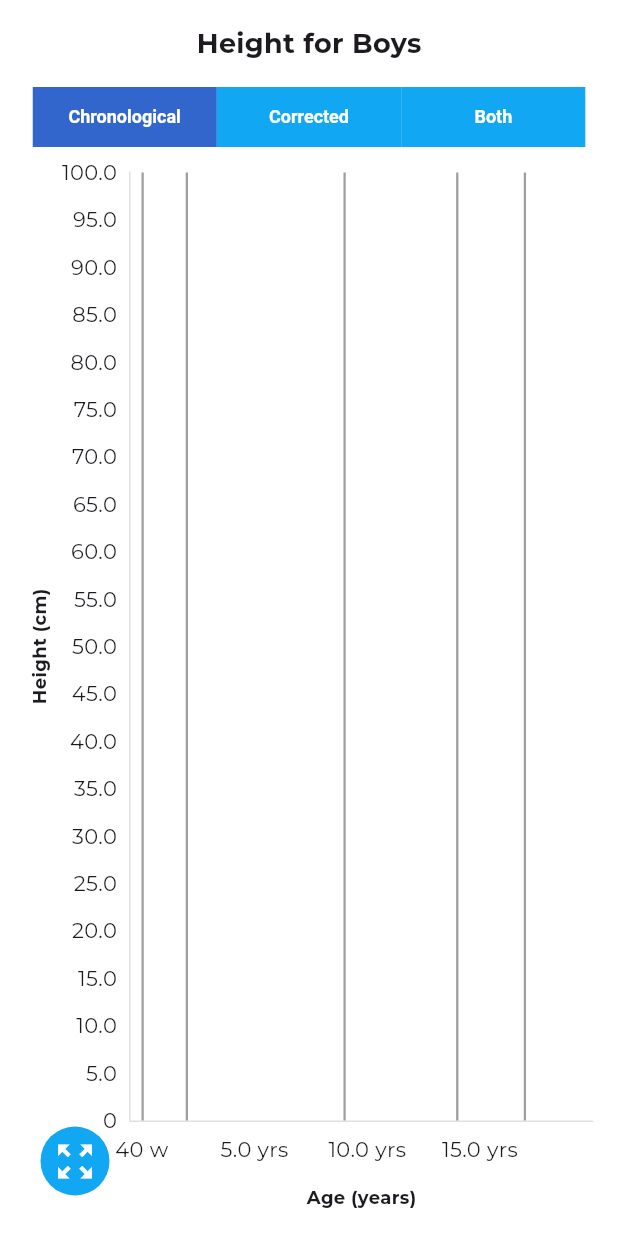
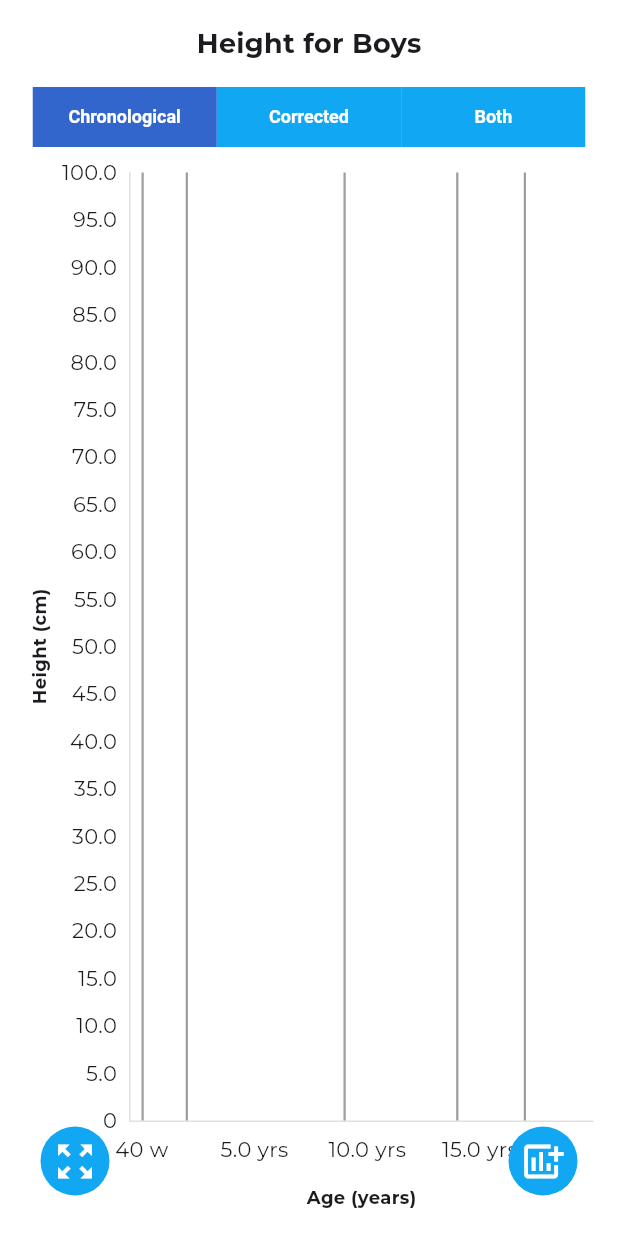
Before and after one commit to rcpch/digital-growth-charts-app, a Flutter app: the CentileChart widget shown alone on an empty page, opened directly with empty values, on a phone screen of 412 x 824 dp. Run offline on Flutter 3.47's test engine with Material 3 defaults, Android fonts, the phone set to English and light mode, and no system bars; drawn by our look-alikes of fl_chart; our stand-ins replace flutter_dotenv, google_fonts, smooth_page_indicator.

Commit message:
Add measurement button

```diff
--- a/lib/widgets/centile_chart.dart
+++ b/lib/widgets/centile_chart.dart
@@ -807,6 +807,30 @@ class _CentileChartState extends State<CentileChart> {
                         ),
                       ),
                     ),
+                    Align(
+                      alignment: Alignment.bottomRight,
+                      child: Padding(
+                        // Optional padding around the button itself
+                        padding: const EdgeInsets.all(10.0),
+                        child: IconButton(
+                          icon: Icon(
+                            Icons.add_chart,
+                            semanticLabel: "Add measurement"
+                          ),
+                          tooltip: "Add measurement",
+                          onPressed: () {
+                            Navigator.of(context).pop();
+                          },
+                          iconSize: 30.0,
+                          style: ButtonStyle(
+                            backgroundColor: WidgetStateProperty.all<Color>(
+                              primaryColour,
+                            ),
+                          ),
+                          color: Colors.white,
+                        ),
+                      ),
+                    ),
                   ],
                 );
               },
```
